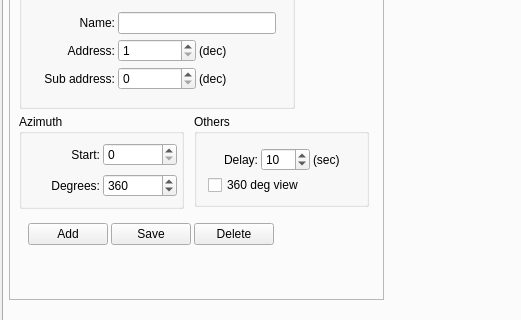
Qt form c/openASC_Configurator/ui/mainwindow.ui (thegeek82000/openasc) before a commit; both pictures show x 0 to 521 and y 118 to 438 of the 714 by 620 pixel window.
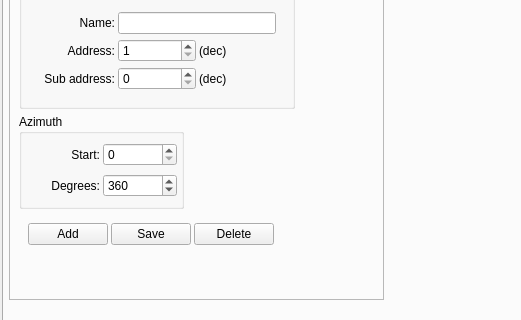
The same form after that commit. The open tabs and pages were chosen to show the change.

Commit message: - Some more work done on rotator support in the mainbox - Did work to adapt the old rotator unit code to the new hardware - Did fix the internal communication protocol, so that it seem to work properly. Tested by sending messages each 50 ms asking for radio freq without any glitches. Need to be further evaluated. - Changed some bus commands regarding the rotator unit - Removed configuration of delay and 360 degree view option in the configuration software. This should be programmed into the rotator units and configured seperately.

```diff
--- a/c/openASC_Configurator/ui/mainwindow.ui
+++ b/c/openASC_Configurator/ui/mainwindow.ui
@@ -2638,68 +2638,6 @@
           </layout>
          </widget>
         </widget>
-        <widget class="QGroupBox" name="groupBoxRotatorOthers">
-         <property name="geometry">
-          <rect>
-           <x>185</x>
-           <y>180</y>
-           <width>175</width>
-           <height>93</height>
-          </rect>
-         </property>
-         <property name="title">
-          <string>Others</string>
-         </property>
-         <widget class="QWidget" name="layoutWidget">
-          <property name="geometry">
-           <rect>
-            <x>10</x>
-            <y>29</y>
-            <width>163</width>
-            <height>59</height>
-           </rect>
-          </property>
-          <layout class="QGridLayout" name="gridLayout_12">
-           <item row="0" column="0">
-            <widget class="QLabel" name="labelRotatorDelay">
-             <property name="text">
-              <string>Delay:</string>
-             </property>
-             <property name="alignment">
-              <set>Qt::AlignRight|Qt::AlignTrailing|Qt::AlignVCenter</set>
-             </property>
-            </widget>
-           </item>
-           <item row="0" column="1">
-            <widget class="QSpinBox" name="spinBoxRotatorDelay">
-             <property name="minimum">
-              <number>0</number>
-             </property>
-             <property name="maximum">
-              <number>255</number>
-             </property>
-             <property name="value">
-              <number>10</number>
-             </property>
-            </widget>
-           </item>
-           <item row="0" column="2">
-            <widget class="QLabel" name="labelRotatorDelaySec">
-             <property name="text">
-              <string>(sec)</string>
-             </property>
-            </widget>
-           </item>
-           <item row="1" column="0" colspan="3">
-            <widget class="QCheckBox" name="checkBoxRotator360degView">
-             <property name="text">
-              <string>360 deg view</string>
-             </property>
-            </widget>
-           </item>
-          </layout>
-         </widget>
-        </widget>
         <widget class="QWidget" name="layoutWidget">
          <property name="geometry">
           <rect>
```
Left out of the diff: 122 changed lines with no effect on the pictures. The commit also changes 34 other files.
